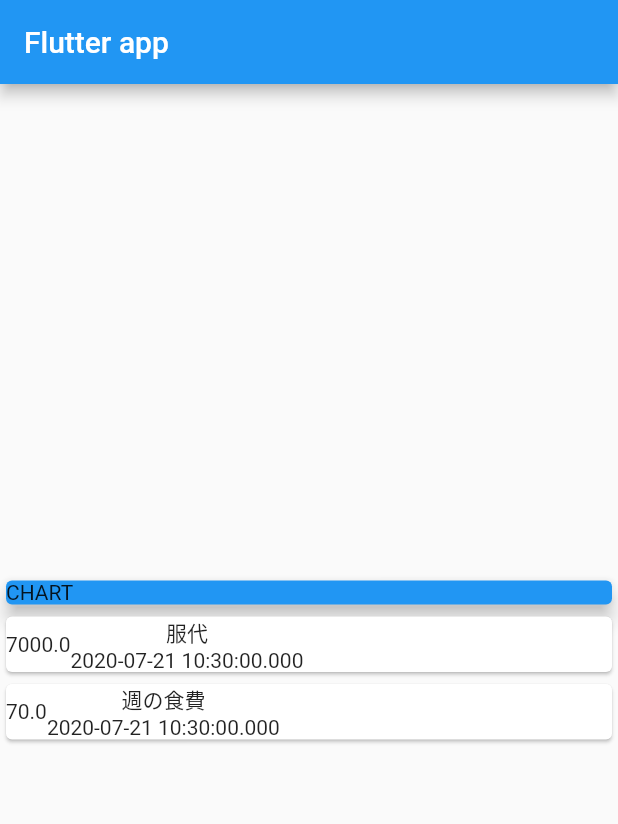
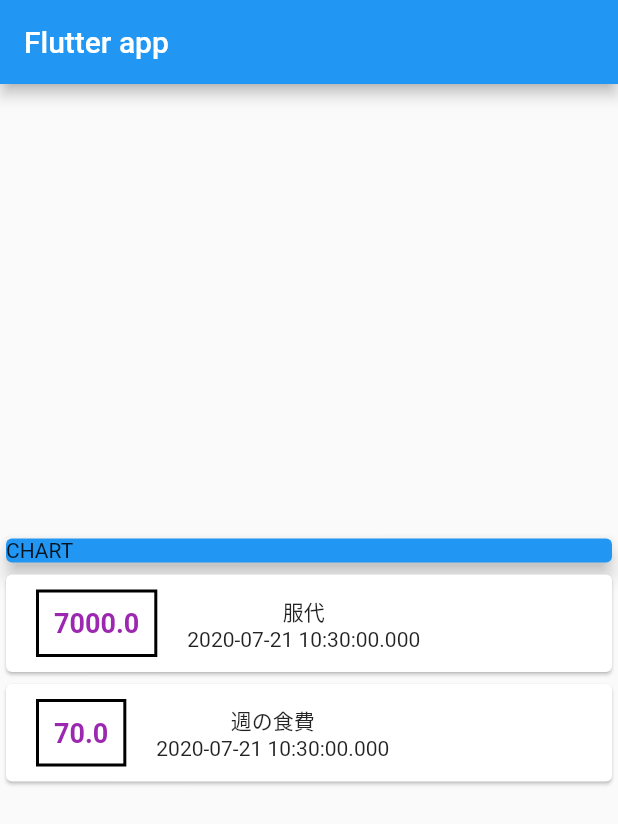
Before and after one commit to YuikoIto/Household, a Flutter app: the screen it shows after launch, on a phone screen of 412 x 824 dp. Shown: the top 824 px of the screen. Run offline on Flutter 3.47's test engine with Material 2 defaults, Android fonts, the phone set to English and light mode, and no system bars.

Commit message:
make layout better

```diff
--- a/lib/main.dart
+++ b/lib/main.dart
@@ -57,8 +57,24 @@ class MyHomePage extends StatelessWidget {
                 child: Row(
                   children: <Widget>[
                     Container(
+                      margin: EdgeInsets.symmetric(
+                        vertical: 10,
+                        horizontal: 20,
+                      ),
+                      decoration: BoxDecoration(
+                        border: Border.all(
+                          color: Colors.black,
+                          width: 2,
+                        ),
+                      ),
+                      padding: EdgeInsets.all(10),
                       child: Text(
                         tx.amount.toString(),
+                        style: TextStyle(
+                          fontWeight: FontWeight.bold,
+                          fontSize: 18,
+                          color: Colors.purple,
+                        ),
                       ),
                     ),
                     Column(
```
